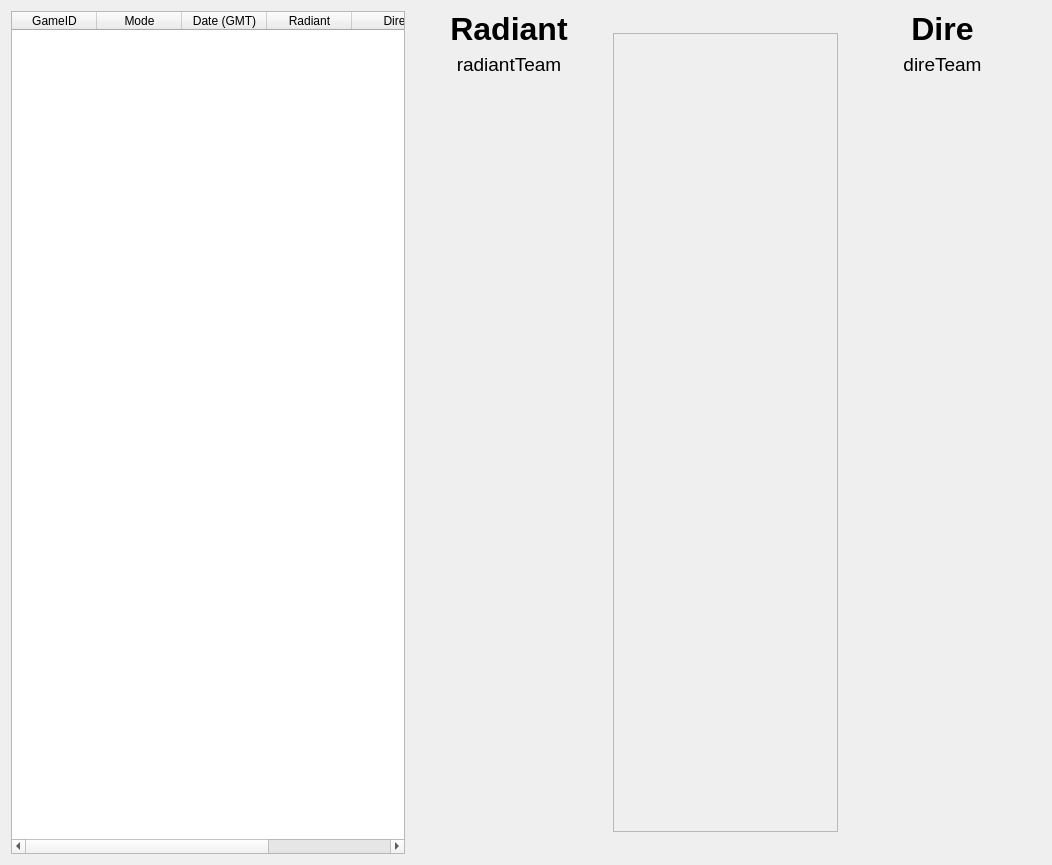
Above: src/replaywidget.ui from Philaeux/chauve before the change. Below: the same form after it.
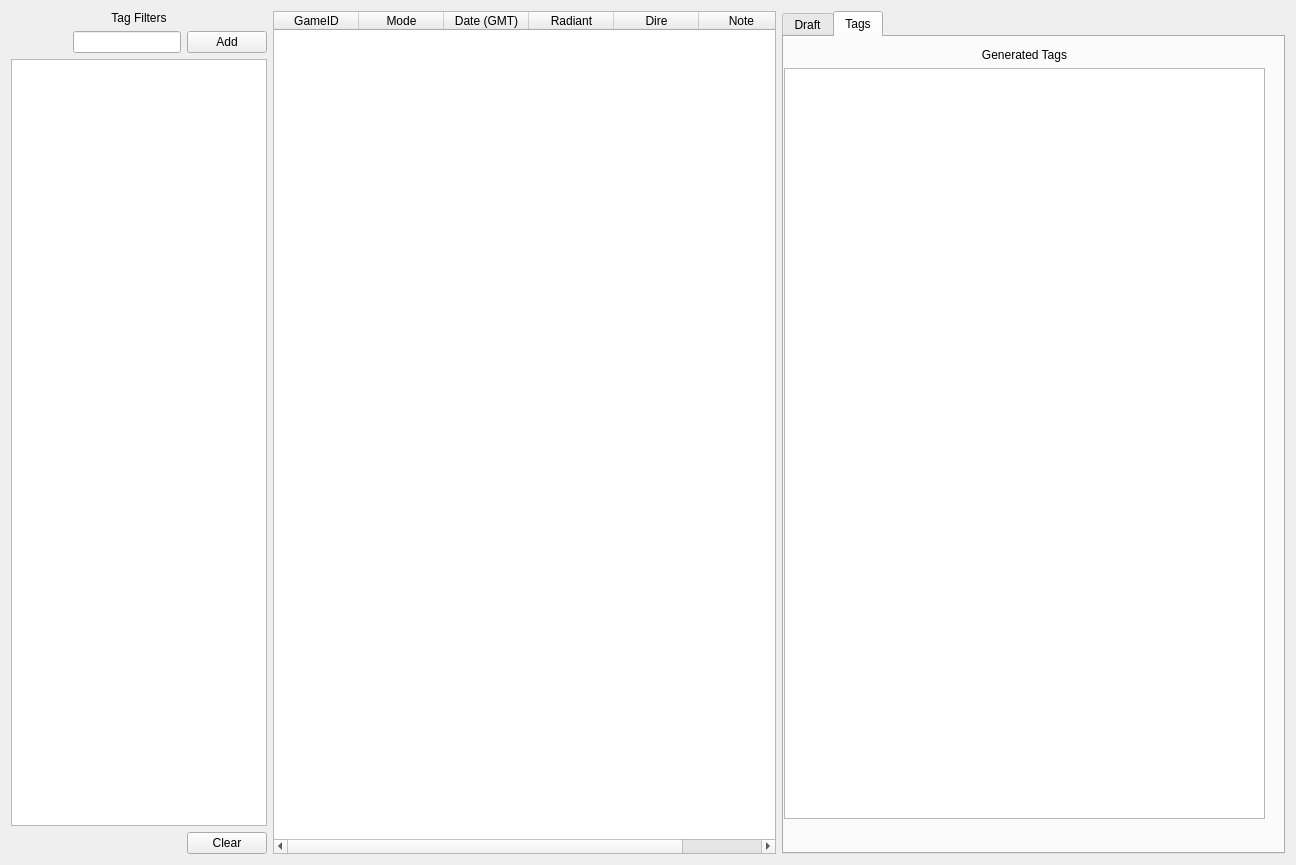
That is the form after the change. The open tabs and pages were chosen to show the change. Icons and pictures are not drawn.

Commit message: Add tag filters on generated tags from parse

Diff of the .ui file:
```diff
--- a/src/replaywidget.ui
+++ b/src/replaywidget.ui
@@ -6,13 +6,81 @@
    <rect>
     <x>0</x>
     <y>0</y>
-    <width>1052</width>
+    <width>1296</width>
     <height>865</height>
    </rect>
   </property>
   <layout class="QGridLayout" name="gridLayout">
    <item row="0" column="0">
-    <layout class="QHBoxLayout" name="horizontalLayout_3" stretch="2,1,0,1">
+    <layout class="QHBoxLayout" name="horizontalLayout_6" stretch="0,2,2">
+     <item>
+      <layout class="QVBoxLayout" name="verticalLayout">
+       <item>
+        <widget class="QLabel" name="label_2">
+         <property name="text">
+          <string>Tag Filters</string>
+         </property>
+         <property name="alignment">
+          <set>Qt::AlignCenter</set>
+         </property>
+        </widget>
+       </item>
+       <item>
+        <layout class="QHBoxLayout" name="horizontalLayout_5">
+         <item>
+          <spacer name="horizontalSpacer">
+           <property name="orientation">
+            <enum>Qt::Horizontal</enum>
+           </property>
+           <property name="sizeHint" stdset="0">
+            <size>
+             <width>40</width>
+             <height>20</height>
+            </size>
+           </property>
+          </spacer>
+         </item>
+         <item>
+          <widget class="QLineEdit" name="filterInput"/>
+         </item>
+         <item>
+          <widget class="QPushButton" name="filterAddButton">
+           <property name="text">
+            <string>Add</string>
+           </property>
+          </widget>
+         </item>
+        </layout>
+       </item>
+       <item>
+        <widget class="QListWidget" name="filterList"/>
+       </item>
+       <item>
+        <layout class="QHBoxLayout" name="horizontalLayout_3">
+         <item>
+          <spacer name="horizontalSpacer_7">
+           <property name="orientation">
+            <enum>Qt::Horizontal</enum>
+           </property>
+           <property name="sizeHint" stdset="0">
+            <size>
+             <width>40</width>
+             <height>20</height>
+            </size>
+           </property>
+          </spacer>
+         </item>
+         <item>
+          <widget class="QPushButton" name="filterClearButton">
+           <property name="text">
+            <string>Clear</string>
+           </property>
+          </widget>
+         </item>
+        </layout>
+       </item>
+      </layout>
+     </item>
      <item>
       <widget class="QTableWidget" name="gamesTable">
        <attribute name="horizontalHeaderVisible">
@@ -66,6 +134,25 @@
       </widget>
      </item>
      <item>
+      <widget class="QTabWidget" name="tabWidget">
+       <property name="currentIndex">
+        <number>0</number>
+       </property>
+       <widget class="QWidget" name="tab">
+        <attribute name="title">
+         <string>Draft</string>
+        </attribute>
+        <widget class="QWidget" name="">
+         <property name="geometry">
+          <rect>
+           <x>0</x>
+           <y>0</y>
+           <width>621</width>
+           <height>821</height>
+          </rect>
+         </property>
+         <layout class="QHBoxLayout" name="horizontalLayout_4">
+          <item>
       <layout class="QVBoxLayout" name="verticalLayout_3">
        <item>
         <widget class="QLabel" name="radiantTitle">
@@ -1356,6 +1443,44 @@
         </spacer>
        </item>
       </layout>
+          </item>
+         </layout>
+        </widget>
+       </widget>
+       <widget class="QWidget" name="tab_2">
+        <attribute name="title">
+         <string>Tags</string>
+        </attribute>
+        <widget class="QWidget" name="">
+         <property name="geometry">
+          <rect>
+           <x>0</x>
+           <y>11</y>
+           <width>481</width>
+           <height>771</height>
+          </rect>
+         </property>
+         <layout class="QVBoxLayout" name="verticalLayout_4">
+          <item>
+           <widget class="QLabel" name="label">
+            <property name="layoutDirection">
+             <enum>Qt::LeftToRight</enum>
+            </property>
+            <property name="text">
+             <string>Generated Tags</string>
+            </property>
+            <property name="alignment">
+             <set>Qt::AlignCenter</set>
+            </property>
+           </widget>
+          </item>
+          <item>
+           <widget class="QListWidget" name="generatedTagList"/>
+          </item>
+         </layout>
+        </widget>
+       </widget>
+      </widget>
      </item>
     </layout>
    </item>
```
Lines whose indentation alone changed are shown as unchanged. The commit also changes 10 other files.
